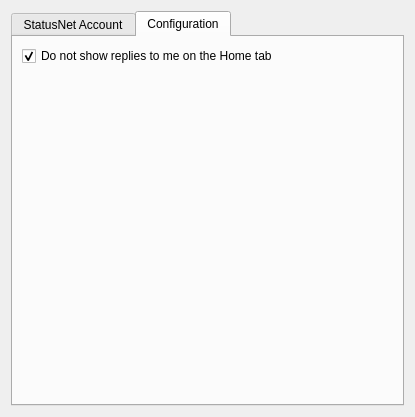
This is microblogs/laconica/laconicaeditaccount_base.ui in KDE/choqok as Qt 5 draws it before an edit. The edited form follows.
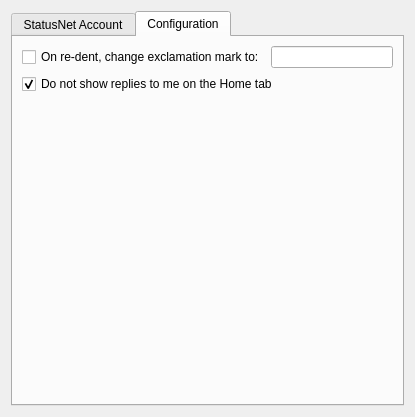
This is the edited form. The open tabs and pages were chosen to show the change. Custom widgets are drawn as their Qt base class.

Commit message: An option added to StatusNet accounts (in edit account dlg), to remove/change ! from begin of group names to prevent spamming. :D

```diff
--- a/microblogs/laconica/laconicaeditaccount_base.ui
+++ b/microblogs/laconica/laconicaeditaccount_base.ui
@@ -256,6 +256,30 @@
        <string>Configuration</string>
       </attribute>
       <layout class="QVBoxLayout" name="verticalLayout_3">
+       <item>
+        <layout class="QHBoxLayout" name="horizontalLayout_2">
+         <item>
+          <widget class="QCheckBox" name="kcfg_changeExclamationMark">
+           <property name="toolTip">
+            <string>To prevent spamming on some groups, You can set here to change exclamation mark (that used to refer to a group), to something else! (e.g. nothing)</string>
+           </property>
+           <property name="text">
+            <string>On re-dent, change exclamation mark to:</string>
+           </property>
+          </widget>
+         </item>
+         <item>
+          <widget class="QLineEdit" name="kcfg_changeToString">
+           <property name="maxLength">
+            <number>10</number>
+           </property>
+           <property name="frame">
+            <bool>true</bool>
+           </property>
+          </widget>
+         </item>
+        </layout>
+       </item>
        <item>
         <widget class="QCheckBox" name="kcfg_doNotShowRepliesOnHome">
          <property name="text">
```
The commit also changes 9 other files.
